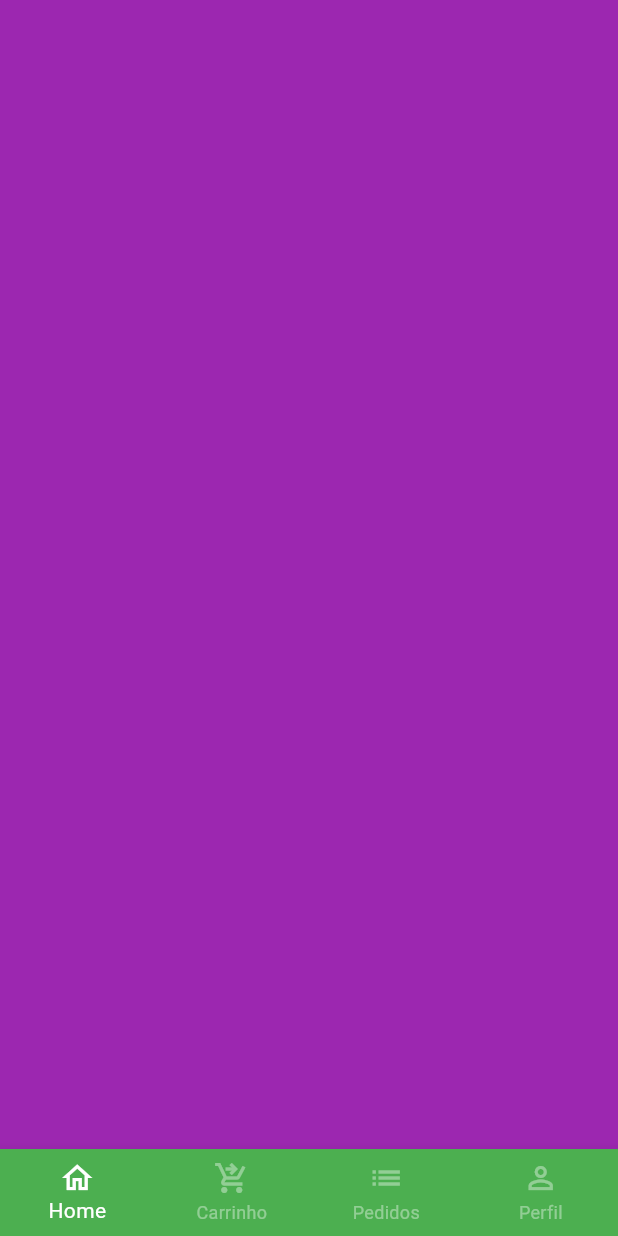
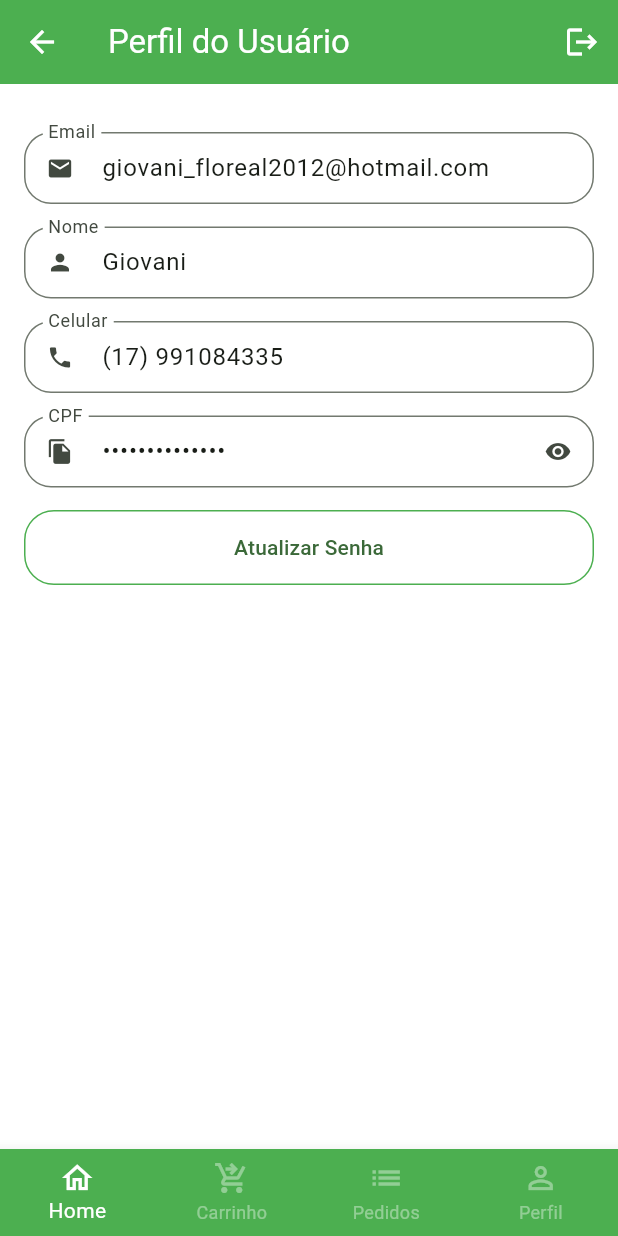
Before and after one commit to Giovanijose/Quitanda-Flutter, a Flutter app: the BaseScreen screen opened directly, swiped to page 4, on a phone screen of 412 x 824 dp. Run offline on Flutter 3.47's test engine with Material 3 defaults, Android fonts, the phone set to English and light mode, and no system bars; our stand-ins replace animated_text_kit, mask_text_input_formatter.

Commit message:
tela de perfil

```diff
--- a/lib/src/config/app_data.dart
+++ b/lib/src/config/app_data.dart
@@ -1,5 +1,6 @@
 import 'package:greengrocer/src/models/cart_item_model.dart';
 import 'package:greengrocer/src/models/item_model.dart';
+import 'package:greengrocer/src/models/user_model.dart';
 
 ItemModel apple = ItemModel(
   description:
@@ -87,3 +88,11 @@
     quantity: 3,
   ),
 ];
+
+UserModel user = UserModel(
+  name: 'Giovani',
+  email: 'giovani_floreal2012@hotmail.com',
+  phone: '(17) 991084335',
+  cpf: '458.320.198-22',
+  password: '',
+);
--- /dev/null
+++ b/lib/src/models/user_model.dart
@@ -0,0 +1,17 @@
+class UserModel{
+
+  String name;
+  String email;
+  String phone;
+  String cpf;
+  String password;
+
+  UserModel({
+    required this.name,
+    required this.email,
+    required this.phone,
+    required this.cpf,
+    required this.password,
+  });
+
+}
--- a/lib/src/pages/auth/sign_in_screen.dart
+++ b/lib/src/pages/auth/sign_in_screen.dart
@@ -1,6 +1,6 @@
 import 'package:animated_text_kit/animated_text_kit.dart';
 import 'package:flutter/material.dart';
-import 'package:greengrocer/src/pages/auth/components/custom_text_field.dart';
+import 'package:greengrocer/src/pages/common_widgets/custom_text_field.dart';
 import 'package:greengrocer/src/pages/auth/sign_up_screen.dart';
 import 'package:greengrocer/src/pages/base/base_screen.dart';
 import 'package:greengrocer/src/config/custom_colors.dart';
--- a/lib/src/pages/auth/sign_up_screen.dart
+++ b/lib/src/pages/auth/sign_up_screen.dart
@@ -1,5 +1,5 @@
 import 'package:flutter/material.dart';
-import 'package:greengrocer/src/pages/auth/components/custom_text_field.dart';
+import 'package:greengrocer/src/pages/common_widgets/custom_text_field.dart';
 import 'package:greengrocer/src/config/custom_colors.dart';
 import 'package:mask_text_input_formatter/mask_text_input_formatter.dart';
 
--- a/lib/src/pages/base/base_screen.dart
+++ b/lib/src/pages/base/base_screen.dart
@@ -1,6 +1,7 @@
 import 'package:flutter/material.dart';
 import 'package:greengrocer/src/pages/cart/cart_tab.dart';
 import 'package:greengrocer/src/pages/home/home_tab.dart';
+import 'package:greengrocer/src/pages/profile/profile_tab.dart';
 
 class BaseScreen extends StatefulWidget {
   const BaseScreen({super.key});
@@ -23,7 +24,7 @@
           const HomeTab(),
           const CartTab(),
           Container(color: Colors.blue),
-          Container(color: Colors.purple),
+          const ProfileTab(),
         ],
       ),
       bottomNavigationBar: BottomNavigationBar(
--- a/lib/src/pages/auth/components/custom_text_field.dart
+++ b/lib/src/pages/common_widgets/custom_text_field.dart
@@ -6,6 +6,8 @@
   final String label;
   final bool isSecret;
   final List<TextInputFormatter>? inputFormatters;
+  final String? initialValue;
+  final bool readOnly;
 
   const CustomTextField({
     super.key,
@@ -13,6 +15,8 @@
     required this.label,
     this.inputFormatters,
     this.isSecret = false,
+    this.initialValue,
+    this.readOnly = false,
   });
 
   @override
@@ -34,6 +38,8 @@
     return Padding(
       padding: const EdgeInsets.only(bottom: 15),
       child: TextFormField(
+        readOnly: widget.readOnly,
+        initialValue: widget.initialValue,
         inputFormatters: widget.inputFormatters,
         obscureText: isObscure,
         decoration: InputDecoration(
--- /dev/null
+++ b/lib/src/pages/profile/profile_tab.dart
@@ -0,0 +1,166 @@
+import 'package:flutter/material.dart';
+import 'package:greengrocer/src/pages/common_widgets/custom_text_field.dart';
+import 'package:greengrocer/src/config/app_data.dart' as appData;
+
+class ProfileTab extends StatefulWidget {
+  const ProfileTab({super.key});
+
+  @override
+  State<ProfileTab> createState() => _ProfileTabState();
+}
+
+class _ProfileTabState extends State<ProfileTab> {
+  @override
+  Widget build(BuildContext context) {
+    return Scaffold(
+      appBar: AppBar(
+        title: const Text('Perfil do Usuário'),
+        actions: [
+          IconButton(
+            onPressed: () {},
+            icon: const Icon(Icons.logout),
+          )
+        ],
+      ),
+      body: ListView(
+        physics: const BouncingScrollPhysics(),
+        padding: const EdgeInsets.fromLTRB(16, 32, 16, 16),
+        children: [
+          // Email
+          CustomTextField(
+            icon: Icons.email,
+            label: 'Email',
+            initialValue: appData.user.email,
+            readOnly: true,
+          ),
+
+          // Nome
+          CustomTextField(
+            icon: Icons.person,
+            label: 'Nome',
+            initialValue: appData.user.name,
+            readOnly: true,
+          ),
+
+          // Celular
+          CustomTextField(
+            icon: Icons.phone,
+            label: 'Celular',
+            initialValue: appData.user.phone,
+            readOnly: true,
+          ),
+
+          // CPF
+          CustomTextField(
+            icon: Icons.file_copy,
+            label: 'CPF',
+            isSecret: true,
+            initialValue: appData.user.cpf,
+            readOnly: true,
+          ),
+
+          // Botão para atualizar a senha
+          SizedBox(
+            height: 50,
+            child: OutlinedButton(
+              style: OutlinedButton.styleFrom(
+                side: const BorderSide(
+                  color: Colors.green,
+                ),
+                shape: RoundedRectangleBorder(
+                  borderRadius: BorderRadius.circular(20),
+                ),
+              ),
+              onPressed: () {
+                updatePassord();
+              },
+              child: const Text('Atualizar Senha'),
+            ),
+          )
+        ],
+      ),
+    );
+  }
+
+  Future<bool?> updatePassord() {
+    return showDialog(
+        context: context,
+        builder: (context) {
+          return Dialog(
+            shape: RoundedRectangleBorder(
+              borderRadius: BorderRadius.circular(20),
+            ),
+            child: Stack(
+              children: [
+                Padding(
+                  padding: const EdgeInsets.all(16),
+                  child: Column(
+                    crossAxisAlignment: CrossAxisAlignment.stretch,
+                    mainAxisSize: MainAxisSize.min,
+                    children: [
+                      const Padding(
+                        padding: EdgeInsets.symmetric(vertical: 12),
+                        child: Text(
+                          'Atualização de senha',
+                          textAlign: TextAlign.center,
+                          style: TextStyle(
+                            fontSize: 18,
+                            fontWeight: FontWeight.bold,
+                          ),
+                        ),
+                      ),
+
+                      //Senha Atual
+                      const CustomTextField(
+                        icon: Icons.lock,
+                        label: 'Senha Atual',
+                        isSecret: true,
+                      ),
+
+                      // Nova Senha
+                      const CustomTextField(
+                        icon: Icons.lock_outline,
+                        label: 'Nova Senha',
+                        isSecret: true,
+                      ),
+
+                      // Confirmação Nova Senha
+                      const CustomTextField(
+                        icon: Icons.lock_outline,
+                        label: 'Confirmar Nova Senha',
+                        isSecret: true,
+                      ),
+
+                      // Botão de confirmação
+                      SizedBox(
+                        height: 45,
+                        child: ElevatedButton(
+                          style: ElevatedButton.styleFrom(
+                              shape: RoundedRectangleBorder(
+                            borderRadius: BorderRadius.circular(20),
+                          )),
+                          onPressed: () {
+                            Navigator.of(context).pop();
+                          },
+                          child: const Text('Atualizar'),
+                        ),
+                      ),
+                    ],
+                  ),
+                ),
+                Positioned(
+                  top: 5,
+                  right: 5,
+                  child: IconButton(
+                    onPressed: () {
+                      Navigator.of(context).pop();
+                    },
+                    icon: const Icon(Icons.close),
+                  ),
+                ),
+              ],
+            ),
+          );
+        });
+  }
+}
```
